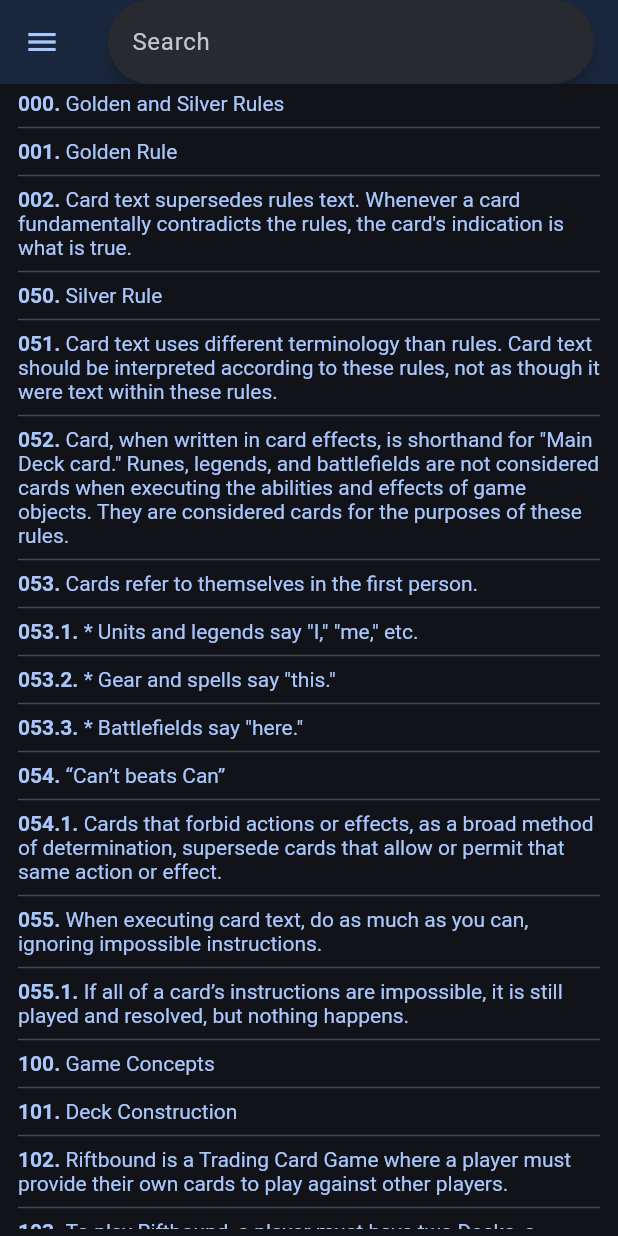
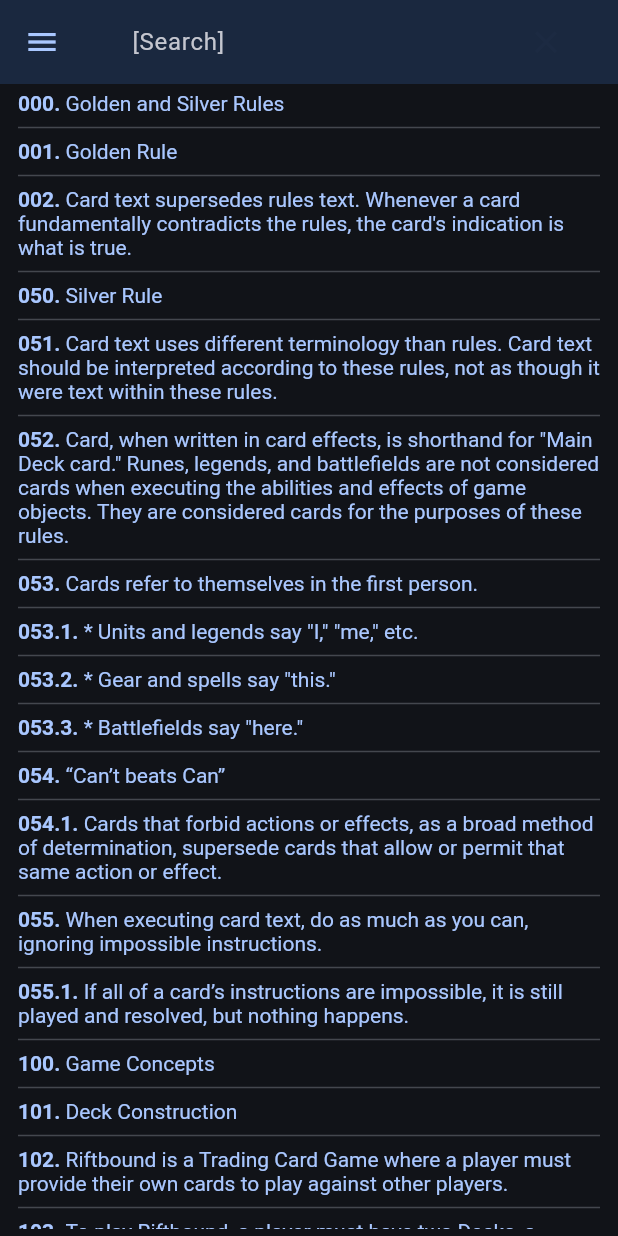
Before and after one commit to Villawhatever/pocket-judge, a Flutter app: the screen it shows after launch, on a phone screen of 412 x 824 dp. Run offline on Flutter 3.47's test engine with Material 3 defaults, Android fonts, the phone set to English and light mode, and no system bars; drawn by our look-alikes of scrollable_positioned_list; our stand-ins replace localstorage, shared_preferences.

Commit message:
Better search bar functionality / clearing.

```diff
--- a/lib/constants.dart
+++ b/lib/constants.dart
@@ -4,8 +4,7 @@ class PreferencesKeys extends InheritedWidget {
   static PreferencesKeys? of(BuildContext context) =>
       context.dependOnInheritedWidgetOfExactType<PreferencesKeys>();
 
-  const PreferencesKeys({required Widget child, required Key key})
-      : super(key: key, child: child);
+  const PreferencesKeys({required super.child, required Key super.key});
 
   @override
   bool updateShouldNotify(PreferencesKeys oldWidget) => false;
--- a/lib/core_rules/core_rules_view.dart
+++ b/lib/core_rules/core_rules_view.dart
@@ -32,16 +32,33 @@ class CoreRulesViewState extends State<CoreRulesView> {
       scrollController.jumpTo(index: viewModel.lookup[jump]!);
     });
 
+    clearSearch() {
+      _textController.clear();
+      viewModel.search(null);
+    }
+
     final searchBar = SearchBar(
-      hintText: "Search",
+      hintText: "[Search]",
       onChanged: (value) => viewModel.search(value),
       onSubmitted: (value) => viewModel.search(value),
+      backgroundColor: WidgetStateProperty.all(Colors.transparent),
+      shadowColor: WidgetStateProperty.all(Colors.transparent),
+      trailing: [
+        Opacity(
+          opacity: _textController.text.isEmpty ? 0.01 : 1.0,
+          child: IconButton(
+            icon: Icon(Icons.clear, size: 25),
+            onPressed: () {
+              clearSearch();
+            }
+          )
+        ),
+      ],
       controller: _textController,
     );
 
     void linkCallback(String ruleNumber) {
-      _textController.clear();
-      viewModel.search(null);
+      clearSearch();
       localStorage.setItem(ruleToJumpTo, ruleNumber);
     }
 
--- a/lib/widgets/app_wrapper.dart
+++ b/lib/widgets/app_wrapper.dart
@@ -13,9 +13,15 @@ class AppWrapper extends StatelessWidget {
     return Scaffold(
       drawer: const Menu(),
       appBar: AppBar(
-          foregroundColor: Theme.of(context).colorScheme.primary,
-          backgroundColor: Theme.of(context).colorScheme.inversePrimary,
-          title: title
+        centerTitle: true,
+        foregroundColor: Theme.of(context).colorScheme.primary,
+        backgroundColor: Theme.of(context).colorScheme.inversePrimary,
+        title: Row(
+          mainAxisAlignment: MainAxisAlignment.center,
+          children: <Widget>[
+            Expanded(flex: 1, child: title)
+          ],
+        ),
       ),
       body: body
     );
```
